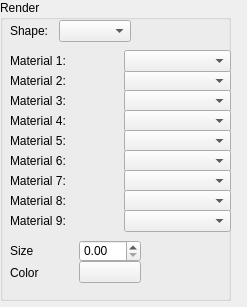
nicobabot/KingGarron_Engine, file Project/grenderwidget.ui: the form before one commit.
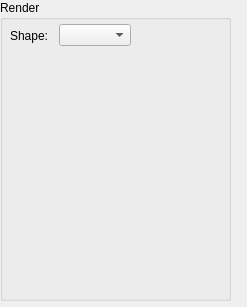
The form after the commit.

Commit message: new material system base

Patch:
```diff
--- a/Project/grenderwidget.ui
+++ b/Project/grenderwidget.ui
@@ -31,214 +31,19 @@
    <property name="title">
     <string>Render</string>
    </property>
-   <widget class="QWidget" name="layoutWidget">
-    <property name="geometry">
-     <rect>
-      <x>10</x>
-      <y>70</y>
-      <width>221</width>
-      <height>22</height>
-     </rect>
-    </property>
-    <layout class="QHBoxLayout" name="horizontalLayout_2">
-     <item>
-      <widget class="QLabel" name="label_5">
-       <property name="text">
-        <string>Material 2:</string>
-       </property>
-      </widget>
-     </item>
-     <item>
-      <widget class="QComboBox" name="Material2Box"/>
-     </item>
-    </layout>
-   </widget>
-   <widget class="QWidget" name="layoutWidget_2">
-    <property name="geometry">
-     <rect>
-      <x>10</x>
-      <y>90</y>
-      <width>221</width>
-      <height>22</height>
-     </rect>
-    </property>
-    <layout class="QHBoxLayout" name="horizontalLayout_3">
-     <item>
-      <widget class="QLabel" name="label_6">
-       <property name="text">
-        <string>Material 3:</string>
-       </property>
-      </widget>
-     </item>
-     <item>
-      <widget class="QComboBox" name="Material3Box"/>
-     </item>
-    </layout>
-   </widget>
-   <widget class="QWidget" name="layoutWidget_3">
-    <property name="geometry">
-     <rect>
-      <x>10</x>
-      <y>110</y>
-      <width>221</width>
-      <height>22</height>
-     </rect>
-    </property>
-    <layout class="QHBoxLayout" name="horizontalLayout_4">
-     <item>
-      <widget class="QLabel" name="label_7">
-       <property name="text">
-        <string>Material 4:</string>
-       </property>
-      </widget>
-     </item>
-     <item>
-      <widget class="QComboBox" name="Material4Box"/>
-     </item>
-    </layout>
-   </widget>
-   <widget class="QWidget" name="layoutWidget_4">
-    <property name="geometry">
-     <rect>
-      <x>10</x>
-      <y>130</y>
-      <width>221</width>
-      <height>22</height>
-     </rect>
-    </property>
-    <layout class="QHBoxLayout" name="horizontalLayout_5">
-     <item>
-      <widget class="QLabel" name="label_8">
-       <property name="text">
-        <string>Material 5:</string>
-       </property>
-      </widget>
-     </item>
-     <item>
-      <widget class="QComboBox" name="Material5Box"/>
-     </item>
-    </layout>
-   </widget>
-   <widget class="QWidget" name="layoutWidget_5">
-    <property name="geometry">
-     <rect>
-      <x>10</x>
-      <y>150</y>
-      <width>221</width>
-      <height>22</height>
-     </rect>
-    </property>
-    <layout class="QHBoxLayout" name="horizontalLayout_6">
-     <item>
-      <widget class="QLabel" name="label_9">
-       <property name="text">
-        <string>Material 6:</string>
-       </property>
-      </widget>
-     </item>
-     <item>
-      <widget class="QComboBox" name="Material6Box"/>
-     </item>
-    </layout>
-   </widget>
-   <widget class="QWidget" name="layoutWidget_6">
-    <property name="geometry">
-     <rect>
-      <x>10</x>
-      <y>170</y>
-      <width>221</width>
-      <height>22</height>
-     </rect>
-    </property>
-    <layout class="QHBoxLayout" name="horizontalLayout_7">
-     <item>
-      <widget class="QLabel" name="label_10">
-       <property name="text">
-        <string>Material 7:</string>
-       </property>
-      </widget>
-     </item>
-     <item>
-      <widget class="QComboBox" name="Material7Box"/>
-     </item>
-    </layout>
-   </widget>
-   <widget class="QWidget" name="layoutWidget_7">
-    <property name="geometry">
-     <rect>
-      <x>10</x>
-      <y>190</y>
-      <width>221</width>
-      <height>22</height>
-     </rect>
-    </property>
-    <layout class="QHBoxLayout" name="horizontalLayout_8">
-     <item>
-      <widget class="QLabel" name="label_11">
-       <property name="text">
-        <string>Material 8:</string>
-       </property>
-      </widget>
-     </item>
-     <item>
-      <widget class="QComboBox" name="Material8Box"/>
-     </item>
-    </layout>
-   </widget>
-   <widget class="QWidget" name="layoutWidget_8">
-    <property name="geometry">
-     <rect>
-      <x>10</x>
-      <y>210</y>
-      <width>221</width>
-      <height>22</height>
-     </rect>
-    </property>
-    <layout class="QHBoxLayout" name="horizontalLayout_9">
-     <item>
-      <widget class="QLabel" name="label_12">
-       <property name="text">
-        <string>Material 9:</string>
-       </property>
-      </widget>
-     </item>
-     <item>
-      <widget class="QComboBox" name="Material9Box"/>
-     </item>
-    </layout>
-   </widget>
-   <widget class="QWidget" name="layoutWidget">
-    <property name="geometry">
-     <rect>
-      <x>10</x>
-      <y>50</y>
-      <width>221</width>
-      <height>22</height>
-     </rect>
-    </property>
-    <layout class="QHBoxLayout" name="horizontalLayout">
-     <item>
-      <widget class="QLabel" name="label_4">
-       <property name="text">
-        <string>Material 1:</string>
-       </property>
-      </widget>
-     </item>
-     <item>
-      <widget class="QComboBox" name="Material1Box"/>
-     </item>
-    </layout>
-   </widget>
    <widget class="QWidget" name="layoutWidget">
     <property name="geometry">
      <rect>
       <x>10</x>
       <y>20</y>
       <width>121</width>
-      <height>22</height>
+      <height>31</height>
      </rect>
     </property>
-    <layout class="QHBoxLayout" name="horizontalLayout_10">
+    <layout class="QHBoxLayout" name="horizontalLayoutShape">
+     <property name="bottomMargin">
+      <number>0</number>
+     </property>
      <item>
       <widget class="QLabel" name="label">
        <property name="text">
@@ -251,54 +56,6 @@
      </item>
     </layout>
    </widget>
-   <widget class="QWidget" name="layoutWidget">
-    <property name="geometry">
-     <rect>
-      <x>10</x>
-      <y>240</y>
-      <width>131</width>
-      <height>22</height>
-     </rect>
-    </property>
-    <layout class="QHBoxLayout" name="horizontalLayout_11">
-     <item>
-      <widget class="QLabel" name="label_2">
-       <property name="text">
-        <string>Size</string>
-       </property>
-      </widget>
-     </item>
-     <item>
-      <widget class="QDoubleSpinBox" name="SizeValue"/>
-     </item>
-    </layout>
-   </widget>
-   <widget class="QWidget" name="layoutWidget">
-    <property name="geometry">
-     <rect>
-      <x>10</x>
-      <y>260</y>
-      <width>131</width>
-      <height>25</height>
-     </rect>
-    </property>
-    <layout class="QHBoxLayout" name="horizontalLayout_12">
-     <item>
-      <widget class="QLabel" name="label_3">
-       <property name="text">
-        <string>Color</string>
-       </property>
-      </widget>
-     </item>
-     <item>
-      <widget class="QPushButton" name="ColorButton">
-       <property name="text">
-        <string/>
-       </property>
-      </widget>
-     </item>
-    </layout>
-   </widget>
   </widget>
  </widget>
  <resources/>
```
The commit also changes 4 other files.
